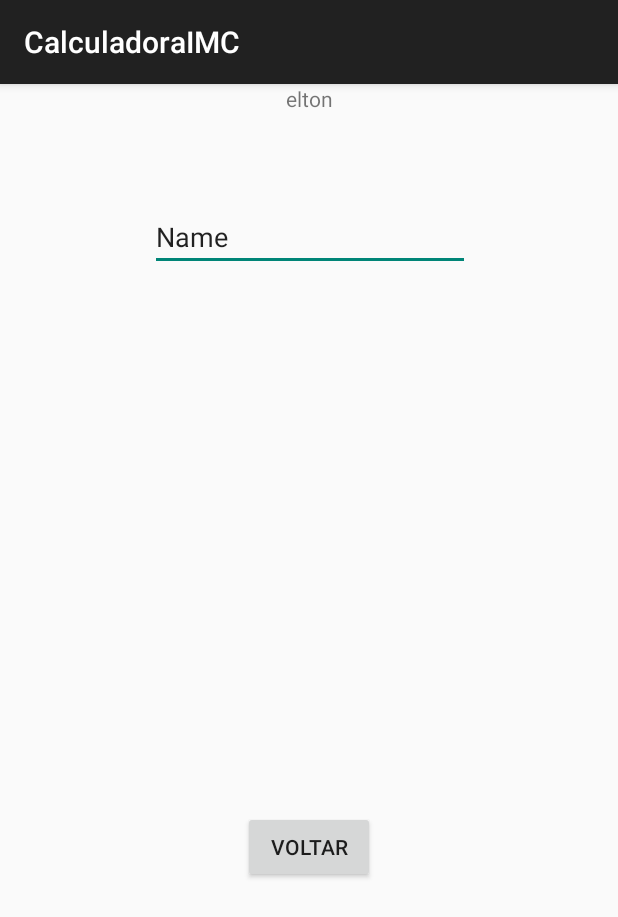
After one commit to aa-abnerandrade/elton_AplicativoIMC, an Android app built with Jetpack Compose: the ResultActivity screen opened directly, with no data from a screen before it, on a phone screen of 412 x 824 dp. The commit adds this screen. Shown: the top 917 px of the screen. Run offline under Robolectric (Android 15) with nearby library versions, the phone set to English and light mode, and no system bars; Roboto replaces fonts that are not available here.

Commit message:
Result Activity

```diff
--- a/app/build.gradle.kts
+++ b/app/build.gradle.kts
@@ -60,6 +60,9 @@ dependencies {
     implementation(libs.androidx.ui.tooling.preview)
     implementation(libs.androidx.material3)
     implementation(libs.androidx.constraintlayout)
+    implementation(libs.androidx.appcompat)
+    implementation(libs.material)
+    implementation(libs.androidx.activity)
     testImplementation(libs.junit)
     androidTestImplementation(libs.androidx.junit)
     androidTestImplementation(libs.androidx.espresso.core)
--- a/app/src/main/AndroidManifest.xml
+++ b/app/src/main/AndroidManifest.xml
@@ -13,6 +13,10 @@
         android:theme="@style/Theme.CalculadoraIMC"
         tools:targetApi="31">
         <activity
+            android:name=".ResultActivity"
+            android:exported="false"
+            android:theme="@style/Theme.AppCompat.Light.DarkActionBar" />
+        <activity
             android:name=".MainActivity"
             android:exported="true"
             android:label="@string/app_name"
@@ -23,6 +27,7 @@
                 <category android:name="android.intent.category.LAUNCHER" />
             </intent-filter>
         </activity>
+
         <meta-data
             android:name="preloaded_fonts"
             android:resource="@array/preloaded_fonts" />
--- /dev/null
+++ b/app/src/main/java/com/example/calculadoraimc/ResultActivity.kt
@@ -0,0 +1,18 @@
+package com.example.calculadoraimc
+
+import android.os.Bundle
+import android.view.View
+import androidx.activity.enableEdgeToEdge
+import androidx.appcompat.app.AppCompatActivity
+
+class ResultActivity : AppCompatActivity() {
+    override fun onCreate(savedInstanceState: Bundle?) {
+        super.onCreate(savedInstanceState)
+        setContentView(R.layout.activity_result)
+        //setTitle("Result")
+    }
+
+    fun voltarButtonOnClick(v: View) {
+        finish()
+    }
+}
--- a/app/src/main/res/layout/activity_main.xml
+++ b/app/src/main/res/layout/activity_main.xml
@@ -100,7 +100,7 @@
             android:textStyle="bold" />
 
         <TextView
-            android:id="@+id/textView_resultado"
+            android:id="@+id/textView_espaco3"
             android:layout_width="match_parent"
             android:layout_height="wrap_content"
             android:fontFamily="@font/poppins_bold"
--- /dev/null
+++ b/app/src/main/res/layout/activity_result.xml
@@ -0,0 +1,45 @@
+<?xml version="1.0" encoding="utf-8"?>
+<androidx.constraintlayout.widget.ConstraintLayout xmlns:android="http://schemas.android.com/apk/res/android"
+    xmlns:app="http://schemas.android.com/apk/res-auto"
+    xmlns:tools="http://schemas.android.com/tools"
+    android:id="@+id/main"
+    android:layout_width="match_parent"
+    android:layout_height="match_parent"
+    tools:context=".ResultActivity">
+
+    <androidx.constraintlayout.widget.ConstraintLayout
+        android:layout_width="match_parent"
+        android:layout_height="match_parent">
+
+        <TextView
+            android:id="@+id/textView_Result_title"
+            android:layout_width="match_parent"
+            android:layout_height="wrap_content"
+            android:text="elton"
+            android:textAlignment="center" />
+
+        <EditText
+            android:id="@+id/editTextText"
+            android:layout_width="wrap_content"
+            android:layout_height="wrap_content"
+            android:layout_marginTop="60dp"
+            android:ems="10"
+            android:inputType="text"
+            android:text="Name"
+            app:layout_constraintEnd_toEndOf="parent"
+            app:layout_constraintHorizontal_bias="0.502"
+            app:layout_constraintStart_toStartOf="parent"
+            app:layout_constraintTop_toBottomOf="@+id/textView_Result_title" />
+
+        <Button
+            android:id="@+id/button_Result_voltar"
+            android:layout_width="wrap_content"
+            android:layout_height="wrap_content"
+            android:layout_marginTop="360dp"
+            android:onClick="voltarButtonOnClick"
+            android:text="Voltar"
+            app:layout_constraintEnd_toEndOf="parent"
+            app:layout_constraintStart_toStartOf="parent"
+            app:layout_constraintTop_toBottomOf="@+id/editTextText" />
+    </androidx.constraintlayout.widget.ConstraintLayout>
+</androidx.constraintlayout.widget.ConstraintLayout>
--- a/gradle/libs.versions.toml
+++ b/gradle/libs.versions.toml
@@ -9,6 +9,9 @@ lifecycleRuntimeKtx = "2.8.6"
 activityCompose = "1.9.3"
 composeBom = "2024.04.01"
 constraintlayout = "2.1.4"
+appcompat = "1.6.1"
+material = "1.10.0"
+activity = "1.9.3"
 
 [libraries]
 androidx-core-ktx = { group = "androidx.core", name = "core-ktx", version.ref = "coreKtx" }
@@ -26,6 +29,9 @@ androidx-ui-test-manifest = { group = "androidx.compose.ui", name = "ui-test-man
 androidx-ui-test-junit4 = { group = "androidx.compose.ui", name = "ui-test-junit4" }
 androidx-material3 = { group = "androidx.compose.material3", name = "material3" }
 androidx-constraintlayout = { group = "androidx.constraintlayout", name = "constraintlayout", version.ref = "constraintlayout" }
+androidx-appcompat = { group = "androidx.appcompat", name = "appcompat", version.ref = "appcompat" }
+material = { group = "com.google.android.material", name = "material", version.ref = "material" }
+androidx-activity = { group = "androidx.activity", name = "activity", version.ref = "activity" }
 
 [plugins]
 android-application = { id = "com.android.application", version.ref = "agp" }
```
Also changed, not shown: app/src/main/java/com/example/calculadoraimc/MainActivity.kt (+19 -22 lines).
